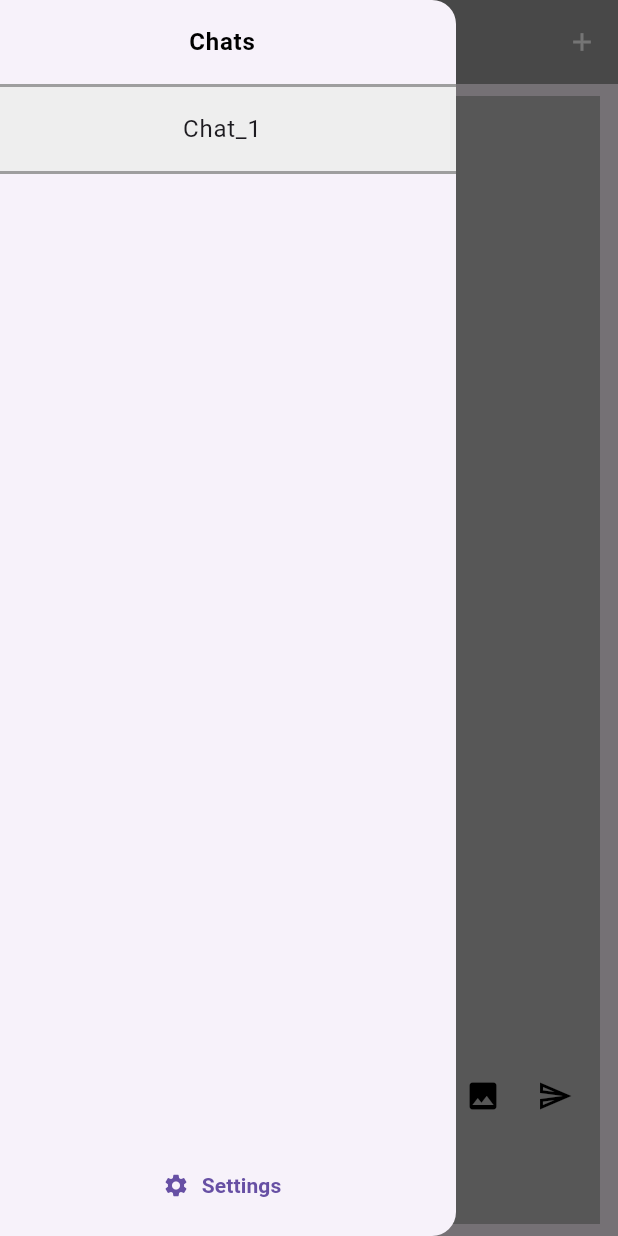
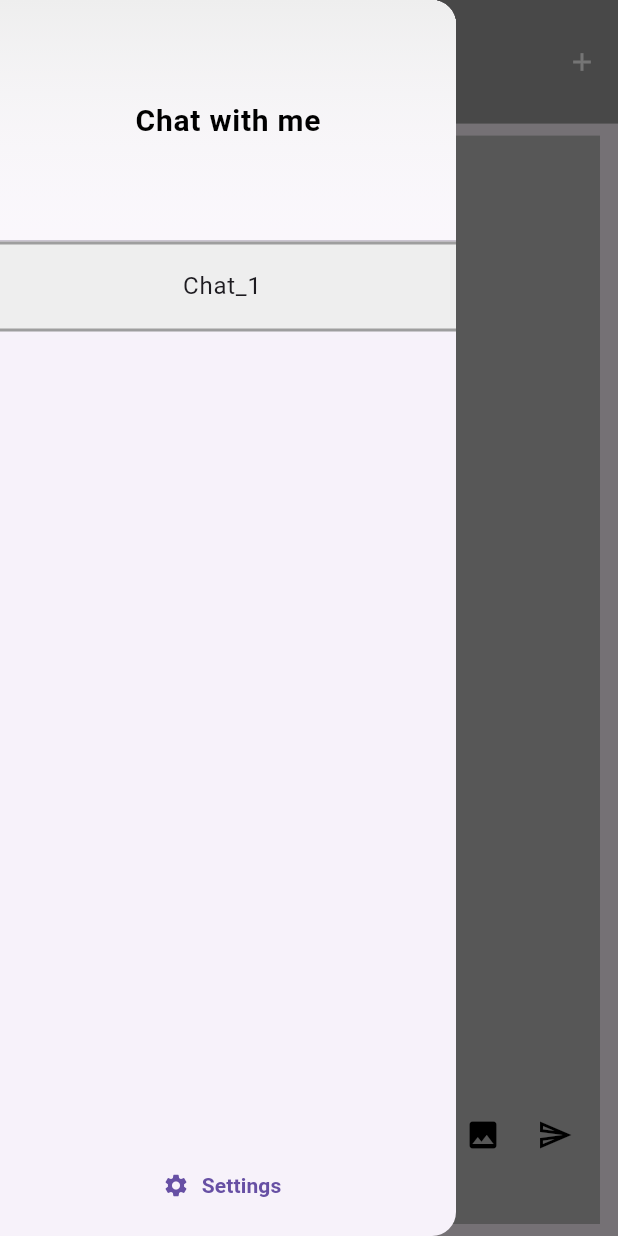
Before and after one commit to 06ajeesh/Flutter_Basics, a Flutter app: the screen it shows after launch, with the side drawer open, on a phone screen of 412 x 824 dp. Run offline on Flutter 3.47's test engine with Material 3 defaults, Android fonts, the phone set to English and light mode, and no system bars; our stand-ins replace flutter_markdown, google_generative_ai, image_picker, transparent_image.

Commit message:
ui changes

```diff
--- a/lib/home.dart
+++ b/lib/home.dart
@@ -12,16 +12,30 @@ class HomePage extends StatefulWidget {
 class _HomePageState extends State<HomePage> {
   final GlobalKey<ScaffoldState> _scaffoldKey = GlobalKey();
   int countValue = 1;
+
   Widget sideBar() {
     return Column(
-      mainAxisAlignment: MainAxisAlignment.spaceBetween,
       children: [
-        const ListTile(
-          title: Center(
+        DrawerHeader(
+          padding: EdgeInsets.zero,
+          margin: EdgeInsets.zero,
+          decoration: BoxDecoration(
+            gradient: LinearGradient(
+              colors: [
+                Colors.grey.shade200,
+                Colors.white38,
+              ],
+              begin: Alignment.topCenter,
+              end: Alignment.bottomCenter,
+              tileMode: TileMode.clamp,
+            ),
+          ),
+          child: const Center(
             child: Text(
-              "Chats",
+              "Chat with me",
               style: TextStyle(
                 fontWeight: FontWeight.bold,
+                fontSize: 20,
                 color: Colors.black,
               ),
             ),
@@ -29,6 +43,7 @@ class _HomePageState extends State<HomePage> {
         ),
         Expanded(
           child: ListView.separated(
+            padding: EdgeInsets.zero,
             itemBuilder: (context, index) {
               return Container(
                 decoration: BoxDecoration(
@@ -42,16 +57,14 @@ class _HomePageState extends State<HomePage> {
                 ),
                 child: InkWell(
                   onTap: () {
-                    setState(() {
                     Navigator.of(context).pop();
-                    });
                   },
                   child: ListTile(
                     title: Center(
                       child: Text(
+                        "Chat_${index + 1}",
                         overflow: TextOverflow.ellipsis,
                         maxLines: 1,
-                        "Chat_${index + 1}",
                       ),
                     ),
                   ),
@@ -64,23 +77,21 @@ class _HomePageState extends State<HomePage> {
             itemCount: countValue,
           ),
         ),
-        Center(
-          child: Padding(
+        Padding(
           padding: const EdgeInsets.symmetric(
             vertical: 10,
           ),
           child: ElevatedButton.icon(
-                style: ButtonStyle(elevation: MaterialStateProperty.all(0)),
+            style: ButtonStyle(elevation: WidgetStateProperty.all(0)),
             onPressed: () {
               _scaffoldKey.currentState!.closeDrawer();
-                  Future.delayed(const Duration(milliseconds: 60))
-                      .whenComplete(() {
-                    _scaffoldKey.currentState!.closeDrawer();
+              Future.delayed(const Duration(milliseconds: 60)).whenComplete(() {
                 Navigator.push(
                   context,
                   MaterialPageRoute(
                     builder: (context) => const SettingsPage(),
-                        ));
+                  ),
+                );
               });
             },
             icon: const Icon(Icons.settings),
@@ -89,9 +100,9 @@ class _HomePageState extends State<HomePage> {
               style: TextStyle(
                 fontWeight: FontWeight.bold,
               ),
-                )),
             ),
-        )
+          ),
+        ),
       ],
     );
   }
@@ -102,6 +113,7 @@ class _HomePageState extends State<HomePage> {
     return Scaffold(
       key: _scaffoldKey,
       appBar: AppBar(
+        toolbarHeight: size.height*0.1,
         title: const Text(
           "Chat with me",
           style: TextStyle(
@@ -121,8 +133,9 @@ class _HomePageState extends State<HomePage> {
         actions: [
           IconButton(
             style: const ButtonStyle(
-                shape: MaterialStatePropertyAll(CircleBorder()),
-                backgroundColor: MaterialStatePropertyAll(Colors.transparent)),
+              shape: WidgetStatePropertyAll(CircleBorder()),
+              backgroundColor:WidgetStateColor.transparent,
+            ),
             onPressed: () {
               setState(() {
                 countValue++;
@@ -159,7 +172,7 @@ class _HomePageState extends State<HomePage> {
     );
   }
 
-  chatBody(Size size) {
+  Widget chatBody(Size size) {
     return Padding(
       padding: const EdgeInsets.symmetric(
         horizontal: 4,
```
Also changed, not shown: lib/chat_screen.dart (+23 -10 lines), pubspec.lock. Lines whose indentation alone changed are shown as unchanged.
